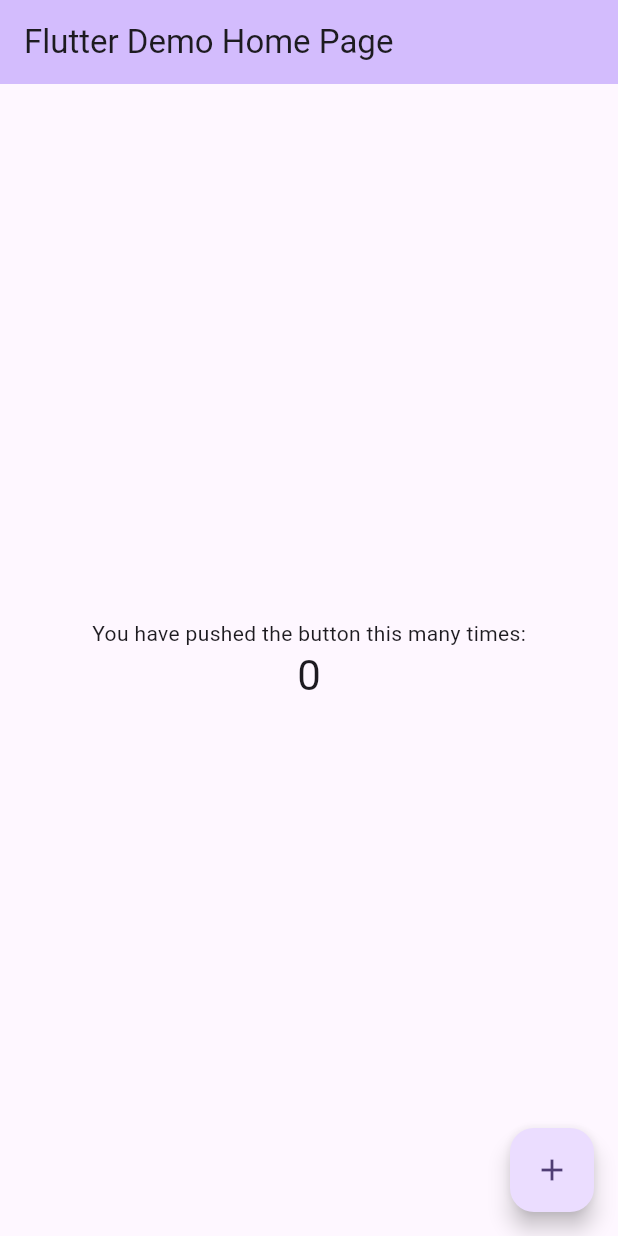
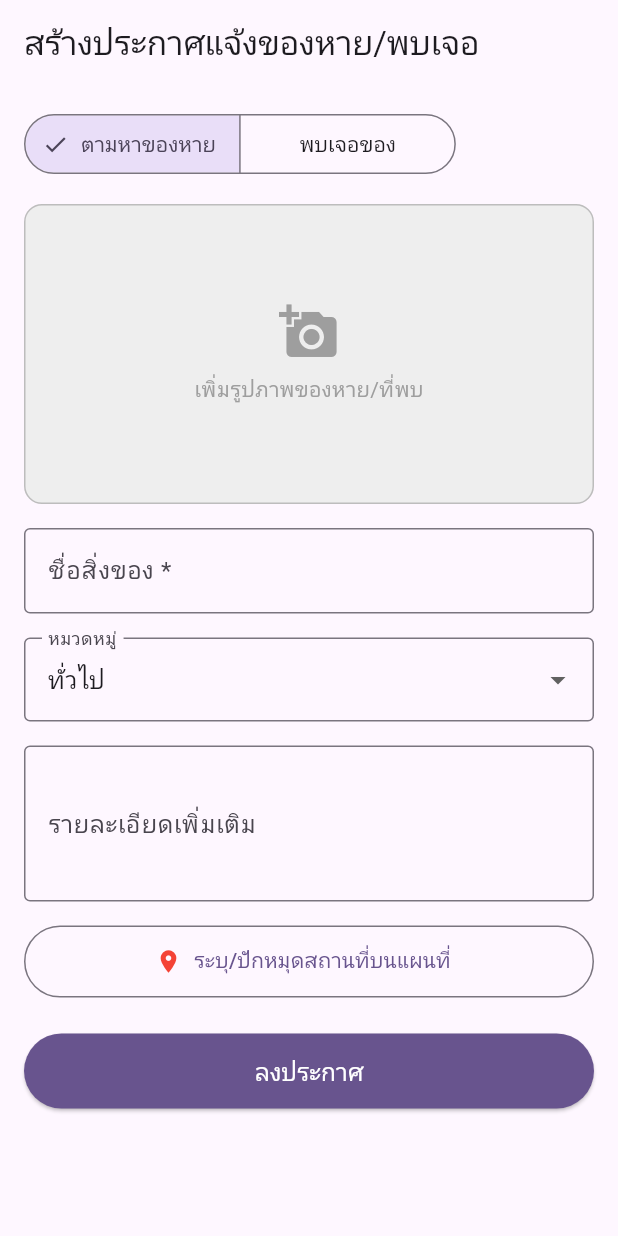
Before and after one commit to ThanabordeeS/lost-and-found, a Flutter app: the screen it shows after launch, on a phone screen of 412 x 824 dp. Run offline on Flutter 3.47's test engine with Material 3 defaults, Android fonts, the phone set to English and light mode, and no system bars; our stand-ins replace flutter_map, google_maps_flutter, image_picker, latlong2.

Commit message:
Add location picker with OpenStreetMap

```diff
--- a/lib/main.dart
+++ b/lib/main.dart
@@ -1,4 +1,5 @@
 import 'package:flutter/material.dart';
+import 'post/screens/create_post_screen.dart'; // import หน้าฟอร์มโพสต์
 
 void main() {
   runApp(const MyApp());
@@ -7,116 +8,17 @@ void main() {
 class MyApp extends StatelessWidget {
   const MyApp({super.key});
 
-  // This widget is the root of your application.
   @override
   Widget build(BuildContext context) {
     return MaterialApp(
-      title: 'Flutter Demo',
+      title: 'Lost and Found',
+      debugShowCheckedModeBanner: false,
       theme: ThemeData(
-        // This is the theme of your application.
-        //
-        // TRY THIS: Try running your application with "flutter run". You'll see
-        // the application has a purple toolbar. Then, without quitting the app,
-        // try changing the seedColor in the colorScheme below to Colors.green
-        // and then invoke "hot reload" (save your changes or press the "hot
-        // reload" button in a Flutter-supported IDE, or press "r" if you used
-        // the command line to start the app).
-        //
-        // Notice that the counter didn't reset back to zero; the application
-        // state is not lost during the reload. To reset the state, use hot
-        // restart instead.
-        //
-        // This works for code too, not just values: Most code changes can be
-        // tested with just a hot reload.
-        colorScheme: .fromSeed(seedColor: Colors.deepPurple),
+        colorScheme: ColorScheme.fromSeed(seedColor: Colors.deepPurple),
+        useMaterial3: true,
       ),
-      home: const MyHomePage(title: 'Flutter Demo Home Page'),
+      // เปลี่ยนหน้าแรก (home) ให้เปิดไปที่หน้าสร้างโพสต์
+      home: const CreatePostScreen(),
     );
   }
 }
-
-class MyHomePage extends StatefulWidget {
-  const MyHomePage({super.key, required this.title});
-
-  // This widget is the home page of your application. It is stateful, meaning
-  // that it has a State object (defined below) that contains fields that affect
-  // how it looks.
-
-  // This class is the configuration for the state. It holds the values (in this
-  // case the title) provided by the parent (in this case the App widget) and
-  // used by the build method of the State. Fields in a Widget subclass are
-  // always marked "final".
-
-  final String title;
-
-  @override
-  State<MyHomePage> createState() => _MyHomePageState();
-}
-
-class _MyHomePageState extends State<MyHomePage> {
-  int _counter = 0;
-
-  void _incrementCounter() {
-    setState(() {
-      // This call to setState tells the Flutter framework that something has
-      // changed in this State, which causes it to rerun the build method below
-      // so that the display can reflect the updated values. If we changed
-      // _counter without calling setState(), then the build method would not be
-      // called again, and so nothing would appear to happen.
-      _counter++;
-    });
-  }
-
-  @override
-  Widget build(BuildContext context) {
-    // This method is rerun every time setState is called, for instance as done
-    // by the _incrementCounter method above.
-    //
-    // The Flutter framework has been optimized to make rerunning build methods
-    // fast, so that you can just rebuild anything that needs updating rather
-    // than having to individually change instances of widgets.
-    return Scaffold(
-      appBar: AppBar(
-        // TRY THIS: Try changing the color here to a specific color (to
-        // Colors.amber, perhaps?) and trigger a hot reload to see the AppBar
-        // change color while the other colors stay the same.
-        backgroundColor: Theme.of(context).colorScheme.inversePrimary,
-        // Here we take the value from the MyHomePage object that was created by
-        // the App.build method, and use it to set our appbar title.
-        title: Text(widget.title),
-      ),
-      body: Center(
-        // Center is a layout widget. It takes a single child and positions it
-        // in the middle of the parent.
-        child: Column(
-          // Column is also a layout widget. It takes a list of children and
-          // arranges them vertically. By default, it sizes itself to fit its
-          // children horizontally, and tries to be as tall as its parent.
-          //
-          // Column has various properties to control how it sizes itself and
-          // how it positions its children. Here we use mainAxisAlignment to
-          // center the children vertically; the main axis here is the vertical
-          // axis because Columns are vertical (the cross axis would be
-          // horizontal).
-          //
-          // TRY THIS: Invoke "debug painting" (choose the "Toggle Debug Paint"
-          // action in the IDE, or press "p" in the console), to see the
-          // wireframe for each widget.
-          mainAxisAlignment: .center,
-          children: [
-            const Text('You have pushed the button this many times:'),
-            Text(
-              '$_counter',
-              style: Theme.of(context).textTheme.headlineMedium,
-            ),
-          ],
-        ),
-      ),
-      floatingActionButton: FloatingActionButton(
-        onPressed: _incrementCounter,
-        tooltip: 'Increment',
-        child: const Icon(Icons.add),
-      ),
-    );
-  }
-}
--- /dev/null
+++ b/lib/post/screens/create_post_screen.dart
@@ -0,0 +1,182 @@
+// # หน้าฟอร์มสร้างโพสต์หลัก
+import 'dart:typed_data';
+import 'package:flutter/material.dart';
+import 'package:google_maps_flutter/google_maps_flutter.dart';
+import '../widgets/image_picker_widget.dart';
+import 'select_location_screen.dart';
+
+class CreatePostScreen extends StatefulWidget {
+  const CreatePostScreen({super.key});
+
+  @override
+  State<CreatePostScreen> createState() => _CreatePostScreenState();
+}
+
+class _CreatePostScreenState extends State<CreatePostScreen> {
+  final _formKey = GlobalKey<FormState>();
+
+  String _title = '';
+  String _description = '';
+  String _category = 'ทั่วไป';
+  Uint8List? _postImage; // ประเภท Uint8List รองรับการรันบน Desktop/Web
+  String _postType = 'LOST'; // 'LOST' (ตามหาของ) หรือ 'FOUND' (แจ้งเจอของ)
+  LatLng? _selectedLocation; // เพิ่มตัวแปรเก็บพิกัดสถานที่ที่เลือก
+
+  final List<String> _categories = [
+    'ทั่วไป',
+    'อุปกรณ์ไอที/อิเล็กทรอนิกส์',
+    'กระเป๋า/กระเป๋าสตางค์',
+    'เอกสาร/บัตรประจำตัว',
+    'กุญแจ',
+    'เสื้อผ้า/เครื่องแต่งกาย',
+  ];
+
+  void _submitForm() {
+    if (_formKey.currentState!.validate()) {
+      _formKey.currentState!.save();
+
+      // ดึงค่ามาใช้งานเพื่อทดสอบ
+      debugPrint('ประเภท: $_postType');
+      debugPrint('ชื่อเรื่อง: $_title');
+      debugPrint('หมวดหมู่: $_category');
+      debugPrint('รายละเอียด: $_description');
+      debugPrint('มีรูปภาพแนบ: ${_postImage != null}');
+      debugPrint('พิกัดตำแหน่ง: $_selectedLocation');
+
+      // TODO: ส่งข้อมูลไปยัง Backend / Firebase หรือ State Management
+      ScaffoldMessenger.of(
+        context,
+      ).showSnackBar(SnackBar(content: Text('กำลังบันทึกโพสต์: $_title')));
+    }
+  }
+
+  @override
+  Widget build(BuildContext context) {
+    return Scaffold(
+      appBar: AppBar(title: const Text('สร้างประกาศแจ้งของหาย/พบเจอ')),
+      body: SingleChildScrollView(
+        padding: const EdgeInsets.all(16.0),
+        child: Form(
+          key: _formKey,
+          child: Column(
+            crossAxisAlignment: CrossAxisAlignment.start,
+            children: [
+              // ประเภทประกาศ (ตามหาของ vs เจอของ)
+              SegmentedButton<String>(
+                segments: const [
+                  ButtonSegment(value: 'LOST', label: Text('ตามหาของหาย')),
+                  ButtonSegment(value: 'FOUND', label: Text('พบเจอของ')),
+                ],
+                selected: {_postType},
+                onSelectionChanged: (Set<String> newSelection) {
+                  setState(() {
+                    _postType = newSelection.first;
+                  });
+                },
+              ),
+              const SizedBox(height: 16),
+
+              // อัปโหลดรูปภาพ
+              ImagePickerWidget(
+                onImageSelected: (bytes, name) {
+                  setState(() {
+                    _postImage = bytes;
+                  });
+                },
+              ),
+              const SizedBox(height: 16),
+
+              // ชื่อสิ่งของ
+              TextFormField(
+                decoration: const InputDecoration(
+                  labelText: 'ชื่อสิ่งของ *',
+                  hintText: 'เช่น พวงกุญแจหมี, หูฟังไร้สาย',
+                  border: OutlineInputBorder(),
+                ),
+                validator: (value) {
+                  if (value == null || value.trim().isEmpty) {
+                    return 'กรุณากรอกชื่อสิ่งของ';
+                  }
+                  return null;
+                },
+                onSaved: (value) => _title = value ?? '',
+              ),
+              const SizedBox(height: 16),
+
+              // เลือกหมวดหมู่
+              DropdownButtonFormField<String>(
+                value: _category,
+                decoration: const InputDecoration(
+                  labelText: 'หมวดหมู่',
+                  border: OutlineInputBorder(),
+                ),
+                items: _categories.map((cat) {
+                  return DropdownMenuItem(value: cat, child: Text(cat));
+                }).toList(),
+                onChanged: (value) {
+                  if (value != null) setState(() => _category = value);
+                },
+              ),
+              const SizedBox(height: 16),
+
+              // รายละเอียด
+              TextFormField(
+                maxLines: 3,
+                decoration: const InputDecoration(
+                  labelText: 'รายละเอียดเพิ่มเติม',
+                  hintText: 'ระบุจุดสังเกต สี หรือบริเวณที่ทำหาย/พบเจอ...',
+                  border: OutlineInputBorder(),
+                ),
+                onSaved: (value) => _description = value ?? '',
+              ),
+              const SizedBox(height: 16),
+
+              // ปุ่มปักหมุดสถานที่
+              OutlinedButton.icon(
+                onPressed: () async {
+                  // เปิดหน้า SelectLocationScreen และรอรับพิกัดกลับมา
+                  final LatLng? location = await Navigator.push(
+                    context,
+                    MaterialPageRoute(
+                      builder: (context) => const SelectLocationScreen(),
+                    ),
+                  );
+
+                  if (location != null) {
+                    setState(() {
+                      _selectedLocation = location;
+                    });
+                  }
+                },
+                icon: Icon(
+                  Icons.location_on,
+                  color: _selectedLocation != null ? Colors.green : Colors.red,
+                ),
+                label: Text(
+                  _selectedLocation != null
+                      ? 'เลือกตำแหน่งแล้ว (${_selectedLocation!.latitude.toStringAsFixed(4)}, ${_selectedLocation!.longitude.toStringAsFixed(4)})'
+                      : 'ระบุ/ปักหมุดสถานที่บนแผนที่',
+                ),
+                style: OutlinedButton.styleFrom(
+                  minimumSize: const Size(double.infinity, 48),
+                ),
+              ),
+              const SizedBox(height: 24),
+
+              // ปุ่มโพสต์
+              ElevatedButton(
+                onPressed: _submitForm,
+                style: ElevatedButton.styleFrom(
+                  minimumSize: const Size(double.infinity, 50),
+                  backgroundColor: Theme.of(context).primaryColor,
+                  foregroundColor: Colors.white,
+                ),
+                child: const Text('ลงประกาศ', style: TextStyle(fontSize: 16)),
+              ),
+            ],
+          ),
+        ),
+      ),
+    );
+  }
+}
--- /dev/null
+++ b/lib/post/widgets/image_picker_widget.dart
@@ -0,0 +1,109 @@
+import 'dart:typed_data';
+import 'package:flutter/material.dart';
+import 'package:image_picker/image_picker.dart';
+
+class ImagePickerWidget extends StatefulWidget {
+  // เปลี่ยน callback ให้ส่งเป็น Uint8List (Image Bytes) แทน File
+  final Function(Uint8List?, String?) onImageSelected;
+
+  const ImagePickerWidget({super.key, required this.onImageSelected});
+
+  @override
+  State<ImagePickerWidget> createState() => _ImagePickerWidgetState();
+}
+
+class _ImagePickerWidgetState extends State<ImagePickerWidget> {
+  Uint8List? _imageBytes;
+  final ImagePicker _picker = ImagePicker();
+
+  Future<void> _pickImage(ImageSource source) async {
+    try {
+      final XFile? pickedFile = await _picker.pickImage(
+        source: source,
+        maxWidth: 800,
+        maxHeight: 800,
+        imageQuality: 80,
+      );
+
+      if (pickedFile != null) {
+        // อ่านข้อมูลรูปภาพเป็น Bytes เพื่อให้รองรับทั้ง Web และ Windows/Mobile
+        final Uint8List bytes = await pickedFile.readAsBytes();
+
+        setState(() {
+          _imageBytes = bytes;
+        });
+
+        // ส่งทั้ง Bytes และ Path (หรือ Name) กลับไป
+        widget.onImageSelected(_imageBytes, pickedFile.name);
+      }
+    } catch (e) {
+      debugPrint('Error picking image: $e');
+    }
+  }
+
+  void _showPickerBottomSheet() {
+    showModalBottomSheet(
+      context: context,
+      builder: (context) => SafeArea(
+        child: Wrap(
+          children: [
+            ListTile(
+              leading: const Icon(Icons.photo_library),
+              title: const Text('เลือกจากคลังภาพ'),
+              onTap: () {
+                Navigator.pop(context);
+                _pickImage(ImageSource.gallery);
+              },
+            ),
+            ListTile(
+              leading: const Icon(Icons.photo_camera),
+              title: const Text('ถ่ายภาพ / เปิดกล้อง'),
+              onTap: () {
+                Navigator.pop(context);
+                _pickImage(ImageSource.camera);
+              },
+            ),
+          ],
+        ),
+      ),
+    );
+  }
+
+  @override
+  Widget build(BuildContext context) {
+    return GestureDetector(
+      onTap: _showPickerBottomSheet,
+      child: Container(
+        height: 200,
+        width: double.infinity,
+        decoration: BoxDecoration(
+          color: Colors.grey[200],
+          borderRadius: BorderRadius.circular(12),
+          border: Border.all(color: Colors.grey[400]!),
+        ),
+        // ใช้ Image.memory แทน Image.file เพื่อให้แสดงผลบนคอมพิวเตอร์ได้แน่นอน
+        child: _imageBytes != null
+            ? ClipRRect(
+                borderRadius: BorderRadius.circular(12),
+                child: Image.memory(
+                  _imageBytes!,
+                  fit: BoxFit.cover,
+                  errorBuilder: (context, error, stackTrace) {
+                    return const Center(
+                      child: Text('ไม่สามารถโหลดรูปภาพได้'),
+                    );
+                  },
+                ),
+              )
+            : const Column(
+                mainAxisAlignment: MainAxisAlignment.center,
+                children: [
+                  Icon(Icons.add_a_photo, size: 40, color: Colors.grey),
+                  SizedBox(height: 8),
+                  Text('เพิ่มรูปภาพของหาย/ที่พบ', style: TextStyle(color: Colors.grey)),
+                ],
+              ),
+      ),
+    );
+  }
+}
--- a/pubspec.yaml
+++ b/pubspec.yaml
@@ -30,10 +30,15 @@ environment:
 dependencies:
   flutter:
     sdk: flutter
+  flutter_map: ^6.1.0
+  latlong2: ^0.9.0
 
   # The following adds the Cupertino Icons font to your application.
   # Use with the CupertinoIcons class for iOS style icons.
   cupertino_icons: ^1.0.8
+  image_picker: ^1.2.3
+  google_maps_flutter: ^2.18.1
+  geolocator: ^14.1.1
 
 dev_dependencies:
   flutter_test:
```
Also changed, not shown: lib/post/screens/select_location_screen.dart (added, +93 -0 lines), pubspec.lock, 3 other files.
